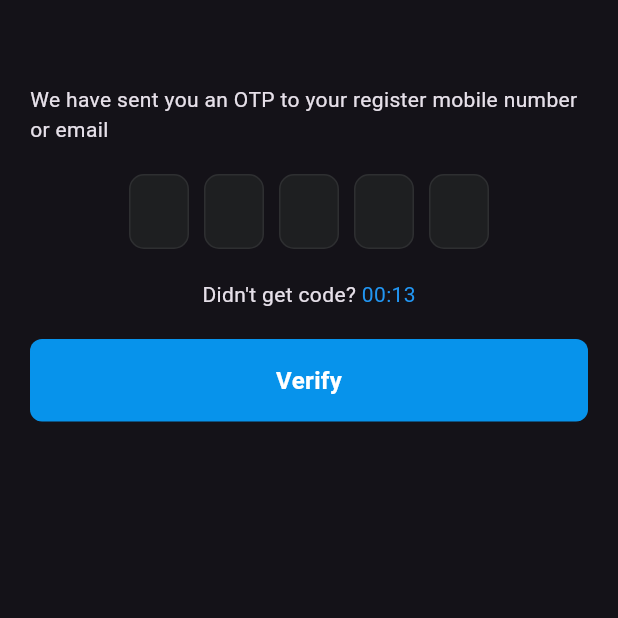
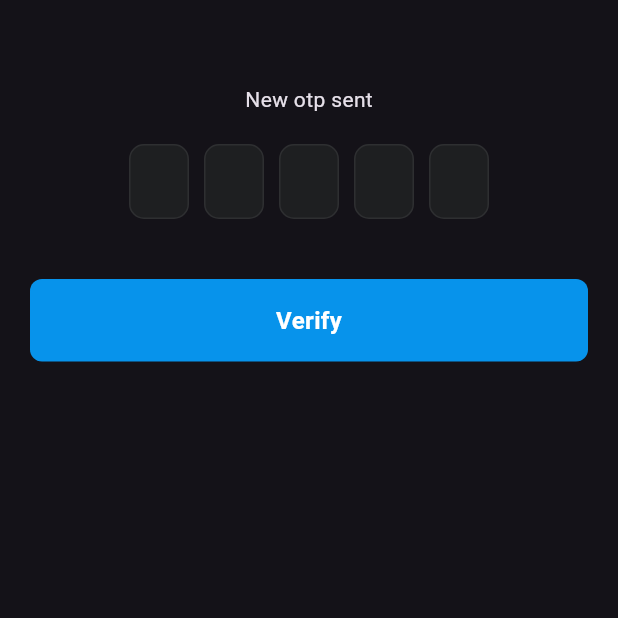
Before and after one commit to MahirUddinn/custom_otp_page, a Flutter app: the screen it shows after launch, on a phone screen of 412 x 824 dp, the top half of it. Run offline on Flutter 3.47's test engine with Material 3 defaults, Android fonts, the phone set to English and light mode, and no system bars; our stand-ins replace flutter_bloc.

Commit message:
added otp field

```diff
--- a/lib/presentation/bloc/otp_cubit/otp_cubit.dart
+++ b/lib/presentation/bloc/otp_cubit/otp_cubit.dart
@@ -7,5 +7,6 @@ class OtpCubit extends Cubit<OtpState> {
 
   void updateOtp(String otp) {
     emit(state.copyWith(otpCode: otp));
+    print(state.otpCode);
   }
 }
--- a/lib/presentation/bloc/otp_cubit/otp_state.dart
+++ b/lib/presentation/bloc/otp_cubit/otp_state.dart
@@ -6,6 +6,6 @@ class OtpState {
   OtpState({required this.otpCode});
 
   OtpState copyWith({String? otpCode}) {
-    return OtpState(otpCode: this.otpCode);
+    return OtpState(otpCode: otpCode ?? this.otpCode);
   }
 }
--- a/lib/presentation/screen/otp_screen.dart
+++ b/lib/presentation/screen/otp_screen.dart
@@ -1,9 +1,5 @@
-import 'package:custom_otp/presentation/bloc/otp_cubit/otp_cubit.dart';
-import 'package:custom_otp/presentation/screen/widget/otp_field.dart';
-import 'package:custom_otp/presentation/screen/widget/otp_resend.dart';
-import 'package:custom_otp/presentation/screen/widget/otp_verify.dart';
+import 'package:custom_otp/presentation/screen/widget/otp_card.dart';
 import 'package:flutter/material.dart';
-import 'package:flutter_bloc/flutter_bloc.dart';
 
 class OtpScreen extends StatefulWidget {
   const OtpScreen({super.key});
@@ -18,33 +14,14 @@ class _OtpScreenState extends State<OtpScreen> {
     return Scaffold(
       appBar: AppBar(),
       body: SafeArea(
-        child: Container(
-          margin: EdgeInsets.symmetric(horizontal: 20),
-          child: Column(
-            children: [
-              Text(
-                "We have sent you an OTP to your register mobile number or email",
-              ),
-              SizedBox(height: 20),
-              OtpField(
-                onCompleted: () {
-                  print("complete");
-                },
-              ),
-              SizedBox(height: 20),
-              OtpResend(initialSeconds: 20, onResend: () {}),
-              SizedBox(height: 20),
-              BlocBuilder<OtpCubit, OtpState>(
-                builder: (context, state) {
-                  return OtpVerify(
-                    onVerify: () {
-                      print(state.otpCode);
-                    },
-                  );
-                },
-              ),
-            ],
-          ),
+        child: OtpCard(
+          title: Text("New otp sent"),
+          onOtpCompleted: (str) {
+            print(str);
+          },
+          onOtpResend: () {},
+          onVerify: () {},
+          resendTimerSecond: 0,
         ),
       ),
     );
--- /dev/null
+++ b/lib/presentation/screen/widget/otp_card.dart
@@ -0,0 +1,40 @@
+import 'package:custom_otp/presentation/bloc/otp_cubit/otp_cubit.dart';
+import 'package:custom_otp/presentation/screen/widget/otp_field.dart';
+import 'package:custom_otp/presentation/screen/widget/otp_resend.dart';
+import 'package:custom_otp/presentation/screen/widget/otp_verify.dart';
+import 'package:flutter/material.dart';
+import 'package:flutter_bloc/flutter_bloc.dart';
+
+
+class OtpCard extends StatelessWidget {
+  const OtpCard({super.key, required this.title, required this.onOtpCompleted, required this.resendTimerSecond, required this.onOtpResend, required this.onVerify, });
+
+  final Widget title;
+  final void Function(String) onOtpCompleted;
+  final int resendTimerSecond;
+  final void Function() onOtpResend;
+  final void Function() onVerify;
+
+  @override
+  Widget build(BuildContext context) {
+    return Container(
+      margin: EdgeInsets.symmetric(horizontal: 20),
+      child: Column(
+        children: [
+          Center(
+            child: title
+          ),
+          SizedBox(height: 20),
+          OtpField(onCompleted: onOtpCompleted),
+          SizedBox(height: 20),
+          resendTimerSecond != 0?
+          OtpResend(initialSeconds: resendTimerSecond, onResend: onOtpResend): SizedBox(),
+          SizedBox(height: 20),
+          OtpVerify(
+            onVerify: onVerify,
+          ),
+        ],
+      ),
+    );
+  }
+}
--- a/lib/presentation/screen/widget/otp_field.dart
+++ b/lib/presentation/screen/widget/otp_field.dart
@@ -1,11 +1,9 @@
-import 'package:custom_otp/presentation/bloc/otp_cubit/otp_cubit.dart';
 import 'package:flutter/material.dart';
-import 'package:flutter_bloc/flutter_bloc.dart';
 
 class OtpField extends StatefulWidget {
   const OtpField({super.key, required this.onCompleted});
 
-  final VoidCallback onCompleted;
+  final void Function(String otp) onCompleted;
 
   @override
   State<OtpField> createState() => _OtpFieldState();
@@ -14,19 +12,22 @@ class OtpField extends StatefulWidget {
 class _OtpFieldState extends State<OtpField> {
   final int length = 5;
   late List<TextEditingController> controllers;
+  late List<FocusNode> nodes;
 
   @override
   void initState() {
     super.initState();
-    controllers = List.generate(length, (e) {
-      return TextEditingController();
-    });
+    controllers = List.generate(length, (_) => TextEditingController());
+    nodes = List.generate(length, (_) => FocusNode());
   }
 
   @override
   void dispose() {
     for (var c in controllers) {
       c.dispose();
+    }
+    for (var f in nodes) {
+      f.dispose();
     }
     super.dispose();
   }
@@ -36,37 +37,46 @@ class _OtpFieldState extends State<OtpField> {
     return Row(
       mainAxisAlignment: MainAxisAlignment.center,
       children: List.generate(length, (index) {
-        return fieldInstance(index, context);
+        return fieldInstance(index);
       }),
     );
   }
-
-  Widget fieldInstance(int index, BuildContext context) {
+  Widget fieldInstance(int index) {
     return Container(
       height: 50,
       width: 40,
-      margin: EdgeInsets.symmetric(horizontal: 5),
+      margin: const EdgeInsets.symmetric(horizontal: 5),
 
       decoration: BoxDecoration(
-        color: Color(0xFF1E1F21),
-        border: Border.all(color: Color(0xFF2E2F31)),
+        color: const Color(0xFF1E1F21),
+        border: Border.all(color: const Color(0xFF2E2F31)),
         borderRadius: BorderRadius.circular(10),
       ),
 
       child: TextField(
         controller: controllers[index],
+        focusNode: nodes[index],
         textAlign: TextAlign.center,
+        maxLength: 1,
         keyboardType: TextInputType.number,
-        maxLength: 1,
-        style: TextStyle(color: Colors.white),
-        decoration: InputDecoration(counterText: "", border: InputBorder.none),
+        style: const TextStyle(color: Colors.white),
+        decoration: const InputDecoration(counterText: "", border: InputBorder.none),
+        textInputAction: TextInputAction.none,
+
         onChanged: (value) {
+          if (value.isNotEmpty && index < length - 1) {
+            nodes[index + 1].requestFocus();
+          }
+
+          if (value.isEmpty && index > 0) {
+            nodes[index - 1].requestFocus();
+          }
+
           String otp = controllers.map((c) => c.text).join();
-          print(otp.trim().length);
-          if(otp.trim().length <= 5){
-            widget.onCompleted;
+
+          if (otp.length == length) {
+            widget.onCompleted(otp);
           }
-          context.read<OtpCubit>().updateOtp(otp);
         },
       ),
     );
```
